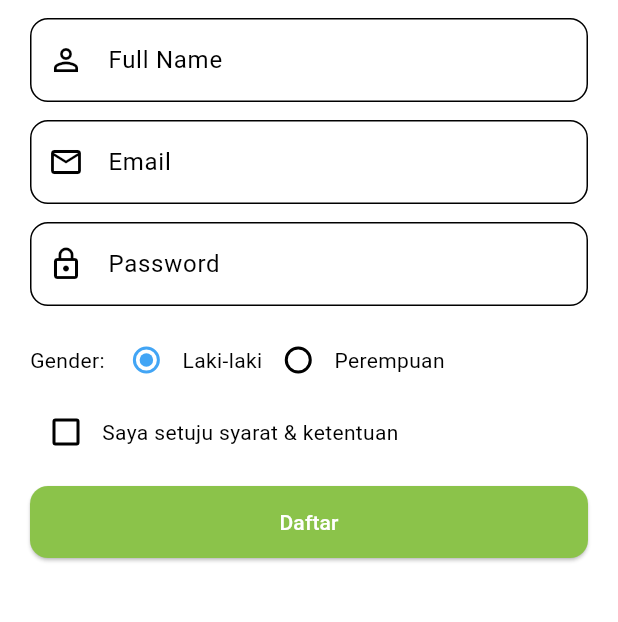
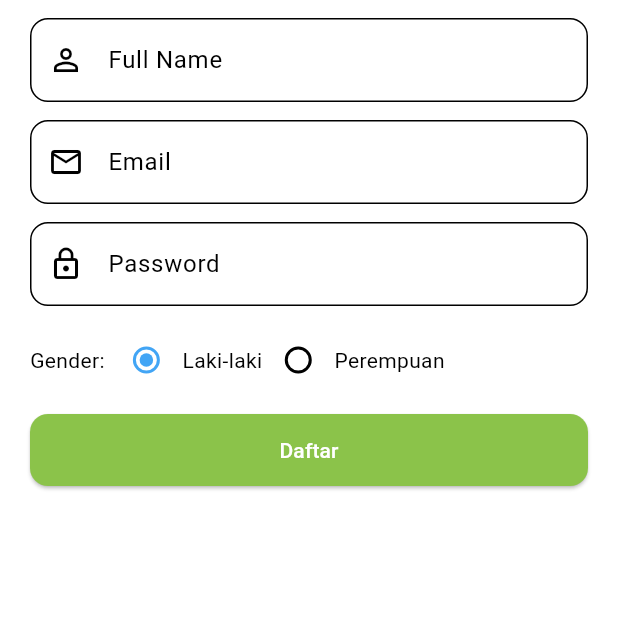
Before and after one commit to MRayhanAT/Tomat_Check, a Flutter app: the SignUpPage screen opened by its route, on a phone screen of 412 x 824 dp, the part 489-1111 px from its top. Run offline on Flutter 3.47's test engine with Material 3 defaults, Android fonts, the phone set to English and light mode, and no system bars; Roboto replaces fonts that are missing (Arial).

Commit message:
Remove terms acceptance checkbox from sign-up page
Removed the checkbox for accepting terms and conditions from the sign-up page.

```diff
--- a/lib/sign_up_page.dart
+++ b/lib/sign_up_page.dart
@@ -118,18 +118,18 @@ class _SignUpPageState extends State<SignUpPage> {
                   const Text('Perempuan'),
                 ],
               ),
-              Row(
-                children: [
-                  Checkbox(
-                    value: _accepted,
-                    onChanged: (v) =>
-                        setState(() => _accepted = v ?? false),
-                  ),
-                  const Expanded(
-                    child: Text('Saya setuju syarat & ketentuan'),
-                  ),
-                ],
-              ),
+              // Row(
+              //   children: [
+              //     Checkbox(
+              //       value: _accepted,
+              //       onChanged: (v) =>
+              //           setState(() => _accepted = v ?? false),
+              //     ),
+              //     const Expanded(
+              //       child: Text('Saya setuju syarat & ketentuan'),
+              //     ),
+              //   ],
+              // ),
               const SizedBox(height: 12),
               SizedBox(
                 width: double.infinity,
```
